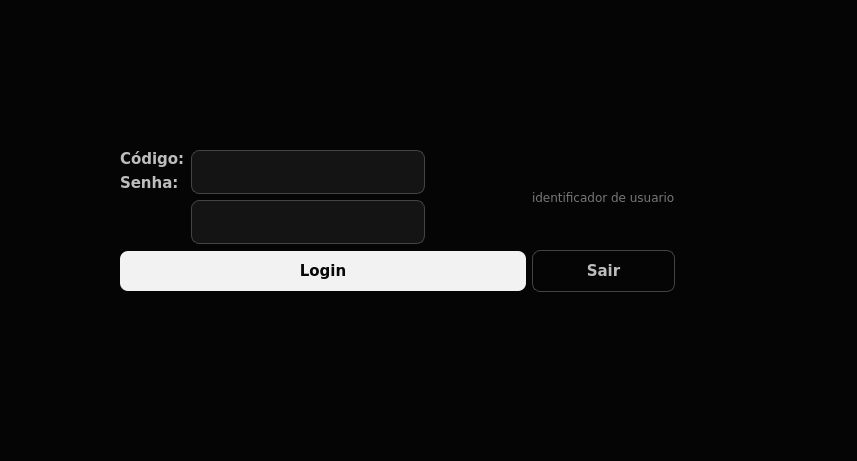
Above: erp-projeto/loginwindow.ui from jaques-lo/erp-projeto before the change. Below: the same form after it.
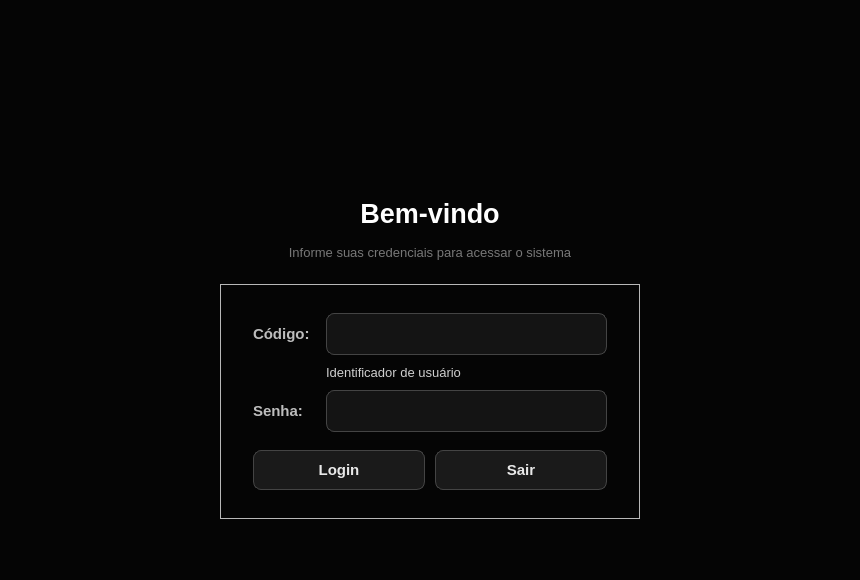
That is the form after the change. Icons and pictures are not drawn.

Commit message:
Atualiza fontes do projeto ERP (telas e login, Tela de Sobra) e adiciona logoBG
Arquivos de importância para alterar e rodar na máquina: código (cpp/h/pro), telas (ui), recursos (qrc) e imagem da logoBG.

Diff of the .ui file:
```diff
--- a/erp-projeto/loginwindow.ui
+++ b/erp-projeto/loginwindow.ui
@@ -6,65 +6,570 @@
    <rect>
     <x>0</x>
     <y>0</y>
-    <width>857</width>
-    <height>461</height>
+    <width>860</width>
+    <height>580</height>
    </rect>
   </property>
+  <property name="minimumSize">
+   <size>
+    <width>640</width>
+    <height>520</height>
+   </size>
+  </property>
   <property name="windowTitle">
-   <string>Form</string>
+   <string>Login</string>
+  </property>
+  <property name="palette">
+   <palette>
+    <active>
+     <colorrole role="WindowText">
+      <brush brushstyle="SolidPattern">
+       <color alpha="255">
+        <red>232</red>
+        <green>232</green>
+        <blue>232</blue>
+       </color>
+      </brush>
+     </colorrole>
+     <colorrole role="Button">
+      <brush brushstyle="SolidPattern">
+       <color alpha="255">
+        <red>26</red>
+        <green>26</green>
+        <blue>26</blue>
+       </color>
+      </brush>
+     </colorrole>
+     <colorrole role="Text">
+      <brush brushstyle="SolidPattern">
+       <color alpha="255">
+        <red>245</red>
+        <green>245</green>
+        <blue>245</blue>
+       </color>
+      </brush>
+     </colorrole>
+     <colorrole role="ButtonText">
+      <brush brushstyle="SolidPattern">
+       <color alpha="255">
+        <red>232</red>
+        <green>232</green>
+        <blue>232</blue>
+       </color>
+      </brush>
+     </colorrole>
+     <colorrole role="Base">
+      <brush brushstyle="SolidPattern">
+       <color alpha="255">
+        <red>20</red>
+        <green>20</green>
+        <blue>20</blue>
+       </color>
+      </brush>
+     </colorrole>
+     <colorrole role="AlternateBase">
+      <brush brushstyle="SolidPattern">
+       <color alpha="255">
+        <red>19</red>
+        <green>19</green>
+        <blue>19</blue>
+       </color>
+      </brush>
+     </colorrole>
+     <colorrole role="Window">
+      <brush brushstyle="SolidPattern">
+       <color alpha="255">
+        <red>5</red>
+        <green>5</green>
+        <blue>5</blue>
+       </color>
+      </brush>
+     </colorrole>
+     <colorrole role="Highlight">
+      <brush brushstyle="SolidPattern">
+       <color alpha="255">
+        <red>119</red>
+        <green>119</green>
+        <blue>119</blue>
+       </color>
+      </brush>
+     </colorrole>
+     <colorrole role="HighlightedText">
+      <brush brushstyle="SolidPattern">
+       <color alpha="255">
+        <red>255</red>
+        <green>255</green>
+        <blue>255</blue>
+       </color>
+      </brush>
+     </colorrole>
+     <colorrole role="PlaceholderText">
+      <brush brushstyle="SolidPattern">
+       <color alpha="255">
+        <red>119</red>
+        <green>119</green>
+        <blue>119</blue>
+       </color>
+      </brush>
+     </colorrole>
+    </active>
+    <inactive>
+     <colorrole role="WindowText">
+      <brush brushstyle="SolidPattern">
+       <color alpha="255">
+        <red>232</red>
+        <green>232</green>
+        <blue>232</blue>
+       </color>
+      </brush>
+     </colorrole>
+     <colorrole role="Button">
+      <brush brushstyle="SolidPattern">
+       <color alpha="255">
+        <red>26</red>
+        <green>26</green>
+        <blue>26</blue>
+       </color>
+      </brush>
+     </colorrole>
+     <colorrole role="Text">
+      <brush brushstyle="SolidPattern">
+       <color alpha="255">
+        <red>245</red>
+        <green>245</green>
+        <blue>245</blue>
+       </color>
+      </brush>
+     </colorrole>
+     <colorrole role="ButtonText">
+      <brush brushstyle="SolidPattern">
+       <color alpha="255">
+        <red>232</red>
+        <green>232</green>
+        <blue>232</blue>
+       </color>
+      </brush>
+     </colorrole>
+     <colorrole role="Base">
+      <brush brushstyle="SolidPattern">
+       <color alpha="255">
+        <red>20</red>
+        <green>20</green>
+        <blue>20</blue>
+       </color>
+      </brush>
+     </colorrole>
+     <colorrole role="AlternateBase">
+      <brush brushstyle="SolidPattern">
+       <color alpha="255">
+        <red>19</red>
+        <green>19</green>
+        <blue>19</blue>
+       </color>
+      </brush>
+     </colorrole>
+     <colorrole role="Window">
+      <brush brushstyle="SolidPattern">
+       <color alpha="255">
+        <red>5</red>
+        <green>5</green>
+        <blue>5</blue>
+       </color>
+      </brush>
+     </colorrole>
+     <colorrole role="Highlight">
+      <brush brushstyle="SolidPattern">
+       <color alpha="255">
+        <red>119</red>
+        <green>119</green>
+        <blue>119</blue>
+       </color>
+      </brush>
+     </colorrole>
+     <colorrole role="HighlightedText">
+      <brush brushstyle="SolidPattern">
+       <color alpha="255">
+        <red>255</red>
+        <green>255</green>
+        <blue>255</blue>
+       </color>
+      </brush>
+     </colorrole>
+     <colorrole role="PlaceholderText">
+      <brush brushstyle="SolidPattern">
+       <color alpha="255">
+        <red>119</red>
+        <green>119</green>
+        <blue>119</blue>
+       </color>
+      </brush>
+     </colorrole>
+    </inactive>
+    <disabled>
+     <colorrole role="WindowText">
+      <brush brushstyle="SolidPattern">
+       <color alpha="255">
+        <red>102</red>
+        <green>102</green>
+        <blue>102</blue>
+       </color>
+      </brush>
+     </colorrole>
+     <colorrole role="Button">
+      <brush brushstyle="SolidPattern">
+       <color alpha="255">
+        <red>26</red>
+        <green>26</green>
+        <blue>26</blue>
+       </color>
+      </brush>
+     </colorrole>
+     <colorrole role="Text">
+      <brush brushstyle="SolidPattern">
+       <color alpha="255">
+        <red>102</red>
+        <green>102</green>
+        <blue>102</blue>
+       </color>
+      </brush>
+     </colorrole>
+     <colorrole role="ButtonText">
+      <brush brushstyle="SolidPattern">
+       <color alpha="255">
+        <red>102</red>
+        <green>102</green>
+        <blue>102</blue>
+       </color>
+      </brush>
+     </colorrole>
+     <colorrole role="Base">
+      <brush brushstyle="SolidPattern">
+       <color alpha="255">
+        <red>20</red>
+        <green>20</green>
+        <blue>20</blue>
+       </color>
+      </brush>
+     </colorrole>
+     <colorrole role="AlternateBase">
+      <brush brushstyle="SolidPattern">
+       <color alpha="255">
+        <red>19</red>
+        <green>19</green>
+        <blue>19</blue>
+       </color>
+      </brush>
+     </colorrole>
+     <colorrole role="Window">
+      <brush brushstyle="SolidPattern">
+       <color alpha="255">
+        <red>5</red>
+        <green>5</green>
+        <blue>5</blue>
+       </color>
+      </brush>
+     </colorrole>
+     <colorrole role="Highlight">
+      <brush brushstyle="SolidPattern">
+       <color alpha="255">
+        <red>119</red>
+        <green>119</green>
+        <blue>119</blue>
+       </color>
+      </brush>
+     </colorrole>
+     <colorrole role="HighlightedText">
+      <brush brushstyle="SolidPattern">
+       <color alpha="255">
+        <red>255</red>
+        <green>255</green>
+        <blue>255</blue>
+       </color>
+      </brush>
+     </colorrole>
+     <colorrole role="PlaceholderText">
+      <brush brushstyle="SolidPattern">
+       <color alpha="255">
+        <red>119</red>
+        <green>119</green>
+        <blue>119</blue>
+       </color>
+      </brush>
+     </colorrole>
+    </disabled>
+   </palette>
   </property>
   <property name="styleSheet">
    <string notr="true">#LoginWindow {
     background-color: #050505;
 }
 
-/* Labels */
+QWidget {
+    font-family: "Segoe UI", "DejaVu Sans", "Noto Sans", sans-serif;
+    font-size: 10pt;
+}
+
+/* ---------- Textos ---------- */
 QLabel {
-    color: #e8e8e8;
+    color: #cfcfcf;
     background: transparent;
+    font-weight: normal;
 }
 
-#label,
-#label_2 {
-    color: #bdbdbd;
+QLabel#lblTitulo {
+    color: #ffffff;
+    font-size: 18pt;
+    font-weight: bold;
+    padding-bottom: 10px;
+    border-bottom: 1px solid #262626;
+}
+
+QLabel[role="section"] {
+    color: #ffffff;
     font-size: 11pt;
     font-weight: bold;
 }
 
-#label_3 {
+QLabel[role="hint"] {
     color: #777777;
     font-size: 9pt;
 }
 
-/* Campos de texto */
-QLineEdit {
+QLabel[role="value"] {
+    color: #ffffff;
+    font-weight: bold;
+}
+
+QToolTip {
+    background-color: #1a1a1a;
+    color: #f5f5f5;
+    border: 1px solid #444444;
+    padding: 4px 8px;
+}
+
+/* ---------- Cartões / grupos ---------- */
+QGroupBox {
+    background-color: #0c0c0c;
+    border: 1px solid #2a2a2a;
+    border-radius: 12px;
+    margin-top: 14px;
+    padding: 20px 16px 14px 16px;
+    color: #f2f2f2;
+    font-weight: bold;
+}
+
+QGroupBox::title {
+    subcontrol-origin: margin;
+    subcontrol-position: top left;
+    left: 14px;
+    padding: 0 8px;
+    color: #f2f2f2;
+}
+
+QFrame[variant="card"] {
+    background-color: #0c0c0c;
+    border: 1px solid #2a2a2a;
+    border-radius: 12px;
+}
+
+QFrame#lineSep {
+    background-color: #2a2a2a;
+    border: none;
+}
+
+/* ---------- Campos de entrada ---------- */
+QLineEdit,
+QComboBox,
+QAbstractSpinBox,
+QDateEdit,
+QDateTimeEdit {
     background-color: #141414;
     color: #f5f5f5;
     border: 1px solid #444444;
     border-radius: 8px;
-    padding: 10px 12px;
-    min-height: 20px;
+    padding: 6px 10px;
+    min-height: 22px;
     selection-background-color: #777777;
+    selection-color: #ffffff;
+    font-weight: normal;
 }
 
-QLineEdit:hover {
+QLineEdit:hover,
+QComboBox:hover,
+QAbstractSpinBox:hover,
+QDateEdit:hover,
+QDateTimeEdit:hover {
     border: 1px solid #666666;
 }
 
-QLineEdit:focus {
+QLineEdit:focus,
+QComboBox:focus,
+QAbstractSpinBox:focus,
+QDateEdit:focus,
+QDateTimeEdit:focus {
     border: 1px solid #d8d8d8;
     background-color: #181818;
 }
 
-/* Botões */
+QLineEdit:read-only,
+QAbstractSpinBox:read-only {
+    color: #bdbdbd;
+}
+
+QLineEdit:disabled,
+QComboBox:disabled,
+QAbstractSpinBox:disabled,
+QDateEdit:disabled,
+QDateTimeEdit:disabled {
+    background-color: #0e0e0e;
+    color: #666666;
+    border: 1px solid #2a2a2a;
+}
+
+/* Campo de total (somente leitura, em destaque) */
+QDoubleSpinBox[variant="total"] {
+    font-size: 20pt;
+    font-weight: bold;
+    color: #ffffff;
+    background-color: #0a0a0a;
+    border: 1px solid #333333;
+    padding: 8px 14px;
+    min-height: 36px;
+}
+
+/* ---------- ComboBox / Data ---------- */
+QComboBox {
+    padding-right: 30px;
+}
+
+QComboBox::drop-down,
+QDateEdit::drop-down,
+QDateTimeEdit::drop-down {
+    subcontrol-origin: padding;
+    subcontrol-position: center right;
+    width: 28px;
+    border: none;
+    background: transparent;
+}
+
+QComboBox::down-arrow,
+QDateEdit::down-arrow,
+QDateTimeEdit::down-arrow {
+    image: none;
+    width: 0px;
+    height: 0px;
+    border-left: 5px solid transparent;
+    border-right: 5px solid transparent;
+    border-top: 6px solid #bdbdbd;
+    margin-right: 8px;
+}
+
+QComboBox QAbstractItemView {
+    background-color: #141414;
+    color: #f5f5f5;
+    border: 1px solid #444444;
+    selection-background-color: #2e2e2e;
+    selection-color: #ffffff;
+    outline: 0;
+}
+
+/* ---------- SpinBox com botões ---------- */
+QSpinBox {
+    padding-right: 26px;
+}
+
+QSpinBox::up-button {
+    subcontrol-origin: border;
+    subcontrol-position: top right;
+    width: 22px;
+    border: none;
+    background: transparent;
+}
+
+QSpinBox::down-button {
+    subcontrol-origin: border;
+    subcontrol-position: bottom right;
+    width: 22px;
+    border: none;
+    background: transparent;
+}
+
+QSpinBox::up-arrow {
+    image: none;
+    width: 0px;
+    height: 0px;
+    border-left: 4px solid transparent;
+    border-right: 4px solid transparent;
+    border-bottom: 5px solid #bdbdbd;
+}
+
+QSpinBox::down-arrow {
+    image: none;
+    width: 0px;
+    height: 0px;
+    border-left: 4px solid transparent;
+    border-right: 4px solid transparent;
+    border-top: 5px solid #bdbdbd;
+}
+
+/* ---------- Calendário (popup do QDateEdit) ---------- */
+QCalendarWidget QWidget {
+    background-color: #141414;
+    color: #f5f5f5;
+}
+
+QCalendarWidget QToolButton {
+    background-color: transparent;
+    color: #f5f5f5;
+    border: none;
+    padding: 4px 8px;
+}
+
+QCalendarWidget QAbstractItemView:enabled {
+    background-color: #0d0d0d;
+    color: #f5f5f5;
+    selection-background-color: #f2f2f2;
+    selection-color: #080808;
+}
+
+QCalendarWidget QAbstractItemView:disabled {
+    color: #555555;
+}
+
+/* ---------- CheckBox ---------- */
+QCheckBox {
+    color: #e8e8e8;
+    background: transparent;
+    spacing: 10px;
+    font-weight: normal;
+}
+
+QCheckBox::indicator {
+    width: 18px;
+    height: 18px;
+    border: 1px solid #555555;
+    border-radius: 5px;
+    background-color: #141414;
+}
+
+QCheckBox::indicator:hover {
+    border: 1px solid #999999;
+}
+
+QCheckBox::indicator:checked {
+    background-color: #f2f2f2;
+    border: 1px solid #f2f2f2;
+}
+
+/* ---------- Botões ---------- */
 QPushButton {
-    background-color: #f2f2f2;
-    color: #080808;
-    border: none;
+    background-color: #1a1a1a;
+    color: #e8e8e8;
+    border: 1px solid #444444;
     border-radius: 8px;
-    padding: 10px 24px;
-    min-height: 20px;
-    font-size: 11pt;
+    padding: 8px 22px;
+    min-height: 22px;
+    min-width: 92px;
     font-weight: bold;
 }
 
@@ -73,14 +578,51 @@
 }
 
 QPushButton:pressed {
+    background-color: #333333;
+}
+
+QPushButton:disabled {
+    background-color: #111111;
+    color: #555555;
+    border: 1px solid #2a2a2a;
+}
+
+QPushButton[variant="primary"] {
+    background-color: #f2f2f2;
+    color: #080808;
+    border: 1px solid #f2f2f2;
+}
+
+QPushButton[variant="primary"]:hover {
+    background-color: #d2d2d2;
+    border: 1px solid #d2d2d2;
+    color: #080808;
+}
+
+QPushButton[variant="primary"]:pressed {
     background-color: #aaaaaa;
 }
 
-/* Botão Sair */
-#btn_exit {
+QPushButton[variant="danger"] {
+    background-color: transparent;
+    color: #ff9494;
+    border: 1px solid #6b2f2f;
+}
+
+QPushButton[variant="danger"]:hover {
+    background-color: #2a1212;
+    color: #ffb4b4;
+    border: 1px solid #a04444;
+}
+
+QPushButton[variant="danger"]:pressed {
+    background-color: #3a1818;
+}
+
+QPushButton[variant="ghost"] {
     background-color: transparent;
     color: #bdbdbd;
-    border: 1px solid #444444;
+    border: 1px solid #333333;
 }
 
 #btn_exit:hover {
@@ -89,145 +631,427 @@
     border: 1px solid #666666;
 }
 
-#btn_exit:pressed {
-    background-color: #242424;
-}</string>
+/* ---------- Tabelas ---------- */
+QTableWidget,
+QTableView {
+    background-color: #0d0d0d;
+    alternate-background-color: #131313;
+    color: #e8e8e8;
+    gridline-color: #232323;
+    border: 1px solid #2a2a2a;
+    border-radius: 10px;
+    selection-background-color: #2f2f2f;
+    selection-color: #ffffff;
+    outline: 0;
+}
+
+QTableWidget::item,
+QTableView::item {
+    padding: 4px 8px;
+    border: none;
+}
+
+QHeaderView {
+    background-color: transparent;
+}
+
+QHeaderView::section {
+    background-color: #1a1a1a;
+    color: #bdbdbd;
+    padding: 9px 10px;
+    border: none;
+    border-right: 1px solid #2a2a2a;
+    border-bottom: 1px solid #333333;
+    font-weight: bold;
+}
+
+QTableCornerButton::section {
+    background-color: #1a1a1a;
+    border: none;
+}
+
+/* ---------- Barras de rolagem ---------- */
+QScrollBar:vertical {
+    background: transparent;
+    width: 10px;
+    margin: 2px;
+}
+
+QScrollBar::handle:vertical {
+    background: #3a3a3a;
+    border-radius: 3px;
+    min-height: 28px;
+}
+
+QScrollBar::handle:vertical:hover {
+    background: #5a5a5a;
+}
+
+QScrollBar:horizontal {
+    background: transparent;
+    height: 10px;
+    margin: 2px;
+}
+
+QScrollBar::handle:horizontal {
+    background: #3a3a3a;
+    border-radius: 3px;
+    min-width: 28px;
+}
+
+QScrollBar::handle:horizontal:hover {
+    background: #5a5a5a;
+}
+
+QScrollBar::add-line,
+QScrollBar::sub-line {
+    width: 0px;
+    height: 0px;
+}
+
+QScrollBar::add-page,
+QScrollBar::sub-page {
+    background: transparent;
+}
+
+/* ---------- Caixas de diálogo abertas a partir da tela ---------- */
+QMessageBox,
+QDialog {
+    background-color: #0d0d0d;
+}
+
+QMessageBox QLabel {
+    color: #f0f0f0;
+}
+QLabel#lblLoginTitulo {
+    color: #ffffff;
+    font-size: 20pt;
+    font-weight: bold;
+}
+
+QLabel#lblSubtitulo {
+    color: #777777;
+    font-size: 10pt;
+}
+
+QLabel#label,
+QLabel#label_2 {
+    color: #bdbdbd;
+    font-size: 11pt;
+    font-weight: bold;
+}
+
+#edt_id,
+#edt_senha {
+    font-size: 12pt;
+    padding: 9px 12px;
+}
+
+QPushButton#btn_login,
+QPushButton#btn_exit {
+    font-size: 11pt;
+}
+</string>
   </property>
-  <widget class="QWidget" name="layoutWidget">
-   <property name="geometry">
-    <rect>
-     <x>120</x>
-     <y>150</y>
-     <width>555</width>
-     <height>142</height>
-    </rect>
+  <layout class="QVBoxLayout" name="rootLayout">
+   <property name="spacing">
+    <number>16</number>
    </property>
-   <layout class="QGridLayout" name="gridLayout">
-    <item row="0" column="0">
-     <layout class="QFormLayout" name="formLayout">
-      <item row="0" column="0">
-       <widget class="QLabel" name="label">
-        <property name="font">
-         <font>
-          <family>DejaVu Sans</family>
-          <pointsize>11</pointsize>
-          <bold>true</bold>
-         </font>
+   <property name="leftMargin">
+    <number>28</number>
+   </property>
+   <property name="topMargin">
+    <number>22</number>
+   </property>
+   <property name="rightMargin">
+    <number>28</number>
+   </property>
+   <property name="bottomMargin">
+    <number>22</number>
+   </property>
+   <item>
+    <spacer name="spacer_3">
+     <property name="orientation">
+      <enum>Qt::Vertical</enum>
+     </property>
+     <property name="sizeHint" stdset="0">
+      <size>
+       <width>40</width>
+       <height>20</height>
+      </size>
+     </property>
+    </spacer>
+   </item>
+   <item>
+    <layout class="QHBoxLayout" name="lay_6">
+     <property name="leftMargin">
+      <number>0</number>
+     </property>
+     <property name="topMargin">
+      <number>0</number>
+     </property>
+     <property name="rightMargin">
+      <number>0</number>
+     </property>
+     <property name="bottomMargin">
+      <number>0</number>
+     </property>
+     <item>
+      <spacer name="spacer_4">
+       <property name="orientation">
+        <enum>Qt::Horizontal</enum>
+       </property>
+       <property name="sizeHint" stdset="0">
+        <size>
+         <width>40</width>
+         <height>20</height>
+        </size>
+       </property>
+      </spacer>
+     </item>
+     <item>
+      <widget class="QLabel" name="label_4">
+       <property name="text">
+        <string />
+       </property>
+       <property name="alignment">
+        <set>Qt::AlignCenter</set>
+       </property>
+       <property name="minimumSize">
+        <size>
+         <width>131</width>
+         <height>121</height>
+        </size>
+       </property>
+       <property name="maximumSize">
+        <size>
+         <width>131</width>
+         <height>121</height>
+        </size>
+       </property>
+       <property name="scaledContents">
+        <bool>true</bool>
+       </property>
+       <property name="pixmap">
+        <pixmap resource="ArquivosDeRecursos.qrc">:/imagens/images/logoBG.png</pixmap>
+       </property>
+      </widget>
+     </item>
+     <item>
+      <spacer name="spacer_5">
+       <property name="orientation">
+        <enum>Qt::Horizontal</enum>
+       </property>
+       <property name="sizeHint" stdset="0">
+        <size>
+         <width>40</width>
+         <height>20</height>
+        </size>
+       </property>
+      </spacer>
+     </item>
+    </layout>
+   </item>
+   <item>
+    <widget class="QLabel" name="lblLoginTitulo">
+     <property name="text">
+      <string>Bem-vindo</string>
+     </property>
+     <property name="alignment">
+      <set>Qt::AlignCenter</set>
+     </property>
+    </widget>
+   </item>
+   <item>
+    <widget class="QLabel" name="lblSubtitulo">
+     <property name="text">
+      <string>Informe suas credenciais para acessar o sistema</string>
+     </property>
+     <property name="alignment">
+      <set>Qt::AlignCenter</set>
+     </property>
+     <property name="role" stdset="0">
+      <string>hint</string>
+     </property>
+    </widget>
+   </item>
+   <item>
+    <layout class="QHBoxLayout" name="lay_9">
+     <property name="leftMargin">
+      <number>0</number>
+     </property>
+     <property name="topMargin">
+      <number>8</number>
+     </property>
+     <property name="rightMargin">
+      <number>0</number>
+     </property>
+     <property name="bottomMargin">
+      <number>0</number>
+     </property>
+     <item>
+      <spacer name="spacer_7">
+       <property name="orientation">
+        <enum>Qt::Horizontal</enum>
+       </property>
+       <property name="sizeHint" stdset="0">
+        <size>
+         <width>40</width>
+         <height>20</height>
+        </size>
+       </property>
+      </spacer>
+     </item>
+     <item>
+      <widget class="QFrame" name="cardLogin">
+       <property name="variant" stdset="0">
+        <string>card</string>
+       </property>
+       <property name="frameShape">
+        <enum>QFrame::StyledPanel</enum>
+       </property>
+       <property name="minimumSize">
+        <size>
+         <width>420</width>
+         <height>0</height>
+        </size>
+       </property>
+       <property name="maximumSize">
+        <size>
+         <width>480</width>
+         <height>16777215</height>
+        </size>
+       </property>
+       <layout class="QGridLayout" name="lay_2">
+        <property name="horizontalSpacing">
+         <number>16</number>
         </property>
-        <property name="frameShape">
-         <enum>QFrame::Shape::NoFrame</enum>
+        <property name="verticalSpacing">
+         <number>10</number>
         </property>
-        <property name="text">
-         <string>Código:</string>
+        <property name="leftMargin">
+         <number>32</number>
         </property>
-       </widget>
-      </item>
-      <item row="1" column="0">
-       <widget class="QLabel" name="label_2">
-        <property name="font">
-         <font>
-          <family>DejaVu Sans</family>
-          <pointsize>11</pointsize>
-          <bold>true</bold>
-         </font>
+        <property name="topMargin">
+         <number>28</number>
         </property>
-        <property name="frameShape">
-         <enum>QFrame::Shape::NoFrame</enum>
+        <property name="rightMargin">
+         <number>32</number>
         </property>
-        <property name="text">
-         <string>Senha:</string>
+        <property name="bottomMargin">
+         <number>28</number>
         </property>
-       </widget>
-      </item>
-     </layout>
-    </item>
-    <item row="0" column="1">
-     <layout class="QFormLayout" name="formLayout_2">
-      <item row="0" column="0">
-       <widget class="QLineEdit" name="edt_id">
-        <property name="font">
-         <font>
-          <family>DejaVu Sans</family>
-          <pointsize>15</pointsize>
-         </font>
-        </property>
-       </widget>
-      </item>
-      <item row="1" column="0">
-       <widget class="QLineEdit" name="edt_senha">
-        <property name="font">
-         <font>
-          <family>DejaVu Sans</family>
-          <pointsize>15</pointsize>
-         </font>
-        </property>
-       </widget>
-      </item>
-     </layout>
-    </item>
-    <item row="0" column="2">
-     <widget class="QLabel" name="label_3">
-      <property name="font">
-       <font>
-        <family>DejaVu Sans</family>
-        <pointsize>9</pointsize>
-       </font>
-      </property>
-      <property name="text">
-       <string>identificador de usuario</string>
-      </property>
-     </widget>
-    </item>
-    <item row="1" column="0" colspan="2">
-     <layout class="QHBoxLayout" name="horizontalLayout">
-      <item>
-       <widget class="QPushButton" name="btn_login">
-        <property name="font">
-         <font>
-          <family>DejaVu Sans</family>
-          <pointsize>11</pointsize>
-          <bold>true</bold>
-         </font>
-        </property>
-        <property name="text">
-         <string>Login</string>
-        </property>
-       </widget>
-      </item>
-     </layout>
-    </item>
-    <item row="1" column="2">
-     <widget class="QPushButton" name="btn_exit">
-      <property name="font">
-       <font>
-        <family>DejaVu Sans</family>
-        <pointsize>11</pointsize>
-        <bold>true</bold>
-       </font>
-      </property>
-      <property name="text">
-       <string>Sair</string>
-      </property>
-     </widget>
-    </item>
-   </layout>
-  </widget>
-  <widget class="QLabel" name="label_4">
-   <property name="geometry">
-    <rect>
-     <x>330</x>
-     <y>30</y>
-     <width>131</width>
-     <height>121</height>
-    </rect>
-   </property>
-   <property name="text">
-    <string/>
-   </property>
-   <property name="pixmap">
-    <pixmap resource="ArquivosDeRecursos.qrc">:/imagens/images/logoBG.png</pixmap>
-   </property>
-  </widget>
+        <item row="0" column="0">
+         <widget class="QLabel" name="label">
+          <property name="text">
+           <string>Código:</string>
+          </property>
+         </widget>
+        </item>
+        <item row="0" column="1">
+         <widget class="QLineEdit" name="edt_id" />
+        </item>
+        <item row="1" column="1">
+         <widget class="QLabel" name="label_3">
+          <property name="text">
+           <string>Identificador de usuário</string>
+          </property>
+          <property name="role" stdset="0">
+           <string>hint</string>
+          </property>
+         </widget>
+        </item>
+        <item row="2" column="0">
+         <widget class="QLabel" name="label_2">
+          <property name="text">
+           <string>Senha:</string>
+          </property>
+         </widget>
+        </item>
+        <item row="2" column="1">
+         <widget class="QLineEdit" name="edt_senha">
+          <property name="echoMode">
+           <enum>QLineEdit::Password</enum>
+          </property>
+         </widget>
+        </item>
+        <item row="3" column="0" colspan="2">
+         <layout class="QHBoxLayout" name="lay_1">
+          <property name="spacing">
+           <number>10</number>
+          </property>
+          <property name="leftMargin">
+           <number>0</number>
+          </property>
+          <property name="topMargin">
+           <number>8</number>
+          </property>
+          <property name="rightMargin">
+           <number>0</number>
+          </property>
+          <property name="bottomMargin">
+           <number>0</number>
+          </property>
+          <item>
+           <widget class="QPushButton" name="btn_login">
+            <property name="text">
+             <string>Login</string>
+            </property>
+            <property name="variant" stdset="0">
+             <string>primary</string>
+            </property>
+            <property name="cursor">
+             <cursorShape>PointingHandCursor</cursorShape>
+            </property>
+           </widget>
+          </item>
+          <item>
+           <widget class="QPushButton" name="btn_exit">
+            <property name="text">
+             <string>Sair</string>
+            </property>
+            <property name="variant" stdset="0">
+             <string>ghost</string>
+            </property>
+            <property name="cursor">
+             <cursorShape>PointingHandCursor</cursorShape>
+            </property>
+           </widget>
+          </item>
+         </layout>
+        </item>
+       </layout>
+      </widget>
+     </item>
+     <item>
+      <spacer name="spacer_8">
+       <property name="orientation">
+        <enum>Qt::Horizontal</enum>
+       </property>
+       <property name="sizeHint" stdset="0">
+        <size>
+         <width>40</width>
+         <height>20</height>
+        </size>
+       </property>
+      </spacer>
+     </item>
+    </layout>
+   </item>
+   <item>
+    <spacer name="spacer_10">
+     <property name="orientation">
+      <enum>Qt::Vertical</enum>
+     </property>
+     <property name="sizeHint" stdset="0">
+      <size>
+       <width>40</width>
+       <height>20</height>
+      </size>
+     </property>
+    </spacer>
+   </item>
+  </layout>
  </widget>
  <resources>
   <include location="ArquivosDeRecursos.qrc"/>
```
Left out of the diff: 11 changed lines with no effect on the pictures. The commit also changes 23 other files.
